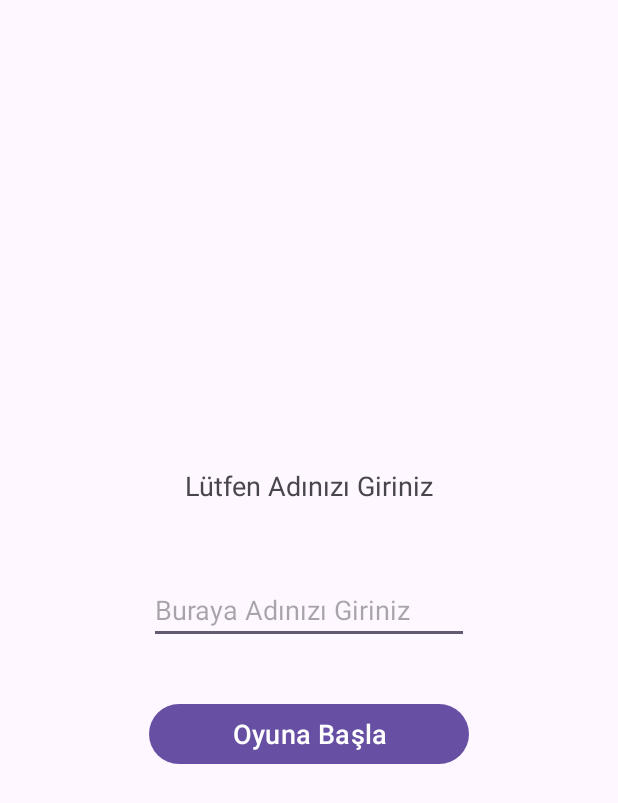
After one commit to eneskanbur/BasicXoxGame, an Android app: the fragment StartFragment shown on its own in the app's theme, on a phone screen of 412 x 824 dp. The commit adds this screen. Shown: the top 803 px of the screen. Run offline under Robolectric (Android 15) with nearby library versions, the phone set to English and light mode, and no system bars; our stand-ins replace data binding.

Commit message:
dataBinding, jetpackNavigation are added and StartFragment created.

```diff
--- /dev/null
+++ b/app/src/main/java/com/knbrgns/basicxoxgame/StartFragment.kt
@@ -0,0 +1,25 @@
+package com.knbrgns.basicxoxgame
+
+import android.os.Bundle
+import androidx.fragment.app.Fragment
+import android.view.LayoutInflater
+import android.view.View
+import android.view.ViewGroup
+
+
+class StartFragment : Fragment() {
+
+
+    override fun onCreate(savedInstanceState: Bundle?) {
+        super.onCreate(savedInstanceState)
+
+    }
+
+    override fun onCreateView(
+        inflater: LayoutInflater, container: ViewGroup?,
+        savedInstanceState: Bundle?
+    ): View? {
+        return inflater.inflate(R.layout.fragment_start, container, false)
+    }
+
+}
--- /dev/null
+++ b/app/src/main/res/layout/fragment_start.xml
@@ -0,0 +1,61 @@
+<?xml version="1.0" encoding="utf-8"?>
+<layout xmlns:android="http://schemas.android.com/apk/res/android"
+    xmlns:app="http://schemas.android.com/apk/res-auto"
+    xmlns:tools="http://schemas.android.com/tools">
+
+    <data>
+
+    </data>
+
+    <androidx.constraintlayout.widget.ConstraintLayout
+        android:id="@+id/main"
+        android:layout_width="match_parent"
+        android:layout_height="match_parent"
+        tools:context=".StartFragment">
+
+        <Button
+            android:id="@+id/button"
+            android:layout_width="0dp"
+            android:layout_height="wrap_content"
+            android:layout_marginTop="36dp"
+            android:textSize="18sp"
+            android:text="@string/startFragmentBtnStr"
+            app:layout_constraintBottom_toBottomOf="parent"
+            app:layout_constraintEnd_toEndOf="@+id/editTextText"
+            app:layout_constraintHorizontal_bias="0.5"
+            app:layout_constraintStart_toStartOf="@+id/editTextText"
+            app:layout_constraintTop_toBottomOf="@+id/editTextText"
+            app:layout_constraintVertical_bias="0.5" />
+
+        <TextView
+            android:id="@+id/textView"
+            android:layout_width="0dp"
+            android:textAlignment="center"
+            android:textSize="18sp"
+            android:layout_height="wrap_content"
+            android:layout_marginBottom="48dp"
+            android:text="@string/startFragmentTv"
+            app:layout_constraintBottom_toTopOf="@+id/editTextText"
+            app:layout_constraintEnd_toEndOf="@+id/editTextText"
+            app:layout_constraintHorizontal_bias="0.5"
+            app:layout_constraintStart_toStartOf="@+id/editTextText"
+            app:layout_constraintTop_toTopOf="parent"
+            app:layout_constraintVertical_bias="0.5"
+            app:layout_constraintVertical_chainStyle="packed" />
+
+        <EditText
+            android:id="@+id/editTextText"
+            android:layout_width="wrap_content"
+            android:layout_height="wrap_content"
+            android:ems="10"
+            android:textSize="18sp"
+            android:inputType="text"
+            android:hint="@string/startFragmentEt"
+            app:layout_constraintBottom_toTopOf="@+id/button"
+            app:layout_constraintEnd_toEndOf="parent"
+            app:layout_constraintHorizontal_bias="0.5"
+            app:layout_constraintStart_toStartOf="parent"
+            app:layout_constraintTop_toBottomOf="@+id/textView"
+            app:layout_constraintVertical_bias="0.5" />
+    </androidx.constraintlayout.widget.ConstraintLayout>
+</layout>
--- /dev/null
+++ b/app/src/main/res/navigation/nav_graph.xml
@@ -0,0 +1,6 @@
+<?xml version="1.0" encoding="utf-8"?>
+<navigation xmlns:android="http://schemas.android.com/apk/res/android"
+    xmlns:app="http://schemas.android.com/apk/res-auto"
+    android:id="@+id/nav_graph">
+
+</navigation>
--- a/app/src/main/res/values/strings.xml
+++ b/app/src/main/res/values/strings.xml
@@ -1,3 +1,6 @@
 <resources>
     <string name="app_name">BasicXoxGame</string>
+    <string name="startFragmentBtnStr">Oyuna Başla</string>
+    <string name="startFragmentTv">Lütfen Adınızı Giriniz</string>
+    <string name="startFragmentEt">Buraya Adınızı Giriniz</string>
 </resources>
--- a/gradle/libs.versions.toml
+++ b/gradle/libs.versions.toml
@@ -9,9 +9,13 @@ appcompat = "1.7.0"
 material = "1.12.0"
 activity = "1.10.1"
 constraintlayout = "2.2.1"
+navVersion = "2.8.9"
 
 [libraries]
 androidx-core-ktx = { group = "androidx.core", name = "core-ktx", version.ref = "coreKtx" }
+androidx-navigation-dynamic-features-fragment = { module = "androidx.navigation:navigation-dynamic-features-fragment", version.ref = "navVersion" }
+androidx-navigation-fragment-ktx = { module = "androidx.navigation:navigation-fragment-ktx", version.ref = "navVersion" }
+androidx-navigation-ui-ktx = { module = "androidx.navigation:navigation-ui-ktx", version.ref = "navVersion" }
 junit = { group = "junit", name = "junit", version.ref = "junit" }
 androidx-junit = { group = "androidx.test.ext", name = "junit", version.ref = "junitVersion" }
 androidx-espresso-core = { group = "androidx.test.espresso", name = "espresso-core", version.ref = "espressoCore" }
```
Also changed, not shown: app/build.gradle.kts (+9 -0 lines), app/src/main/res/drawable/o_vector.xml (added, +9 -0 lines), app/src/main/res/layout/activity_main.xml (+26 -6 lines).
